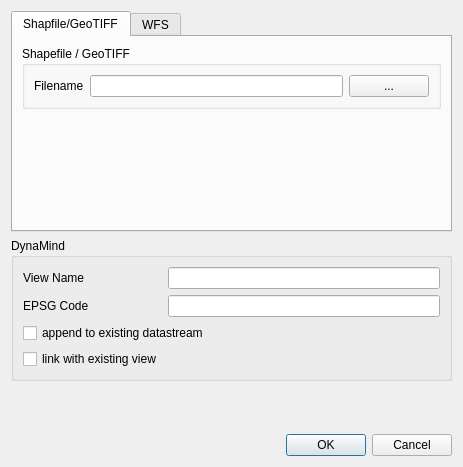
Before: the Qt Designer form src/DynaMind-BasicModules/guiimportwithgdal.ui in iut-ibk/DynaMind-ToolBox, drawn with Qt 5.
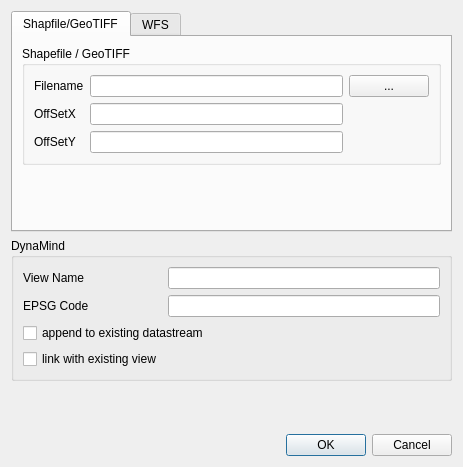
After: the same form once the commit is applied.

Diff of the .ui file:
```diff
--- a/src/DynaMind-BasicModules/guiimportwithgdal.ui
+++ b/src/DynaMind-BasicModules/guiimportwithgdal.ui
@@ -33,13 +33,6 @@
           <item row="1" column="1">
            <widget class="QLineEdit" name="lineEdit_Filename"/>
           </item>
-          <item row="1" column="0">
-           <widget class="QLabel" name="label">
-            <property name="text">
-             <string>Filename</string>
-            </property>
-           </widget>
-          </item>
           <item row="1" column="2">
            <widget class="QPushButton" name="pushButton_Filename">
             <property name="text">
@@ -47,6 +40,33 @@
             </property>
            </widget>
           </item>
+          <item row="1" column="0">
+           <widget class="QLabel" name="label">
+            <property name="text">
+             <string>Filename</string>
+            </property>
+           </widget>
+          </item>
+          <item row="2" column="0">
+           <widget class="QLabel" name="label_8">
+            <property name="text">
+             <string>OffSetX</string>
+            </property>
+           </widget>
+          </item>
+          <item row="3" column="0">
+           <widget class="QLabel" name="label_9">
+            <property name="text">
+             <string>OffSetY</string>
+            </property>
+           </widget>
+          </item>
+          <item row="2" column="1">
+           <widget class="QLineEdit" name="lineEdit_offx"/>
+          </item>
+          <item row="3" column="1">
+           <widget class="QLineEdit" name="lineEdit_offy"/>
+          </item>
          </layout>
         </widget>
        </item>
```
